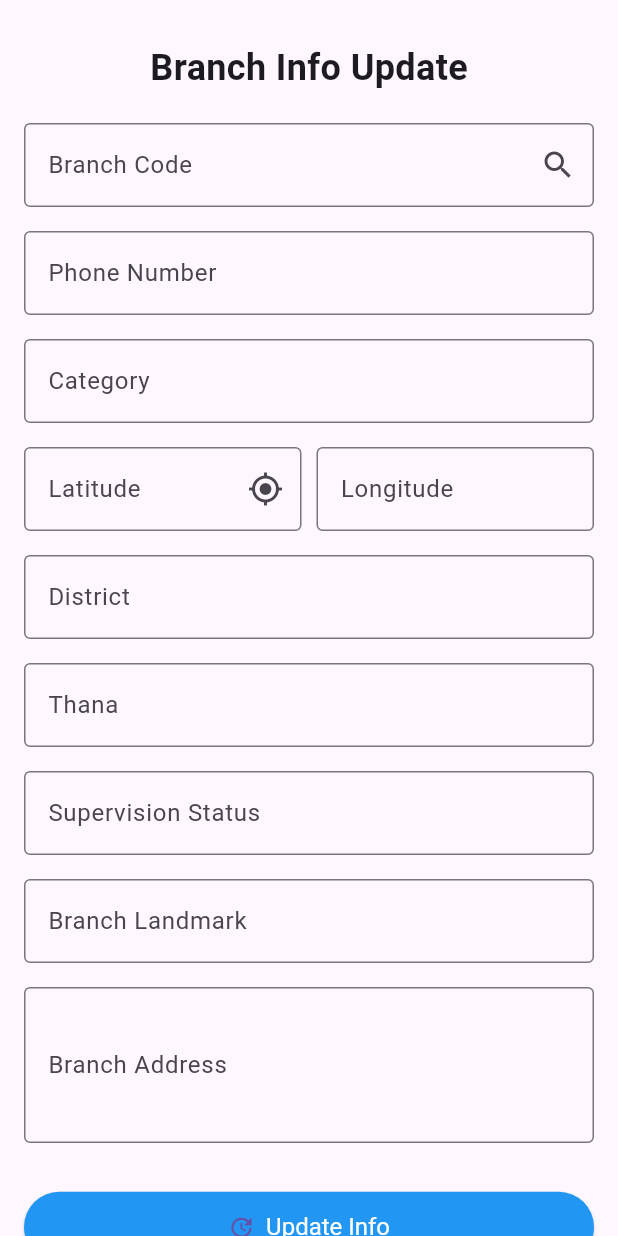
After one commit to SohanurKarim/shakti_app, a Flutter app: the BranchInfoForm screen opened directly, on a phone screen of 412 x 824 dp. The commit adds this screen. Run offline on Flutter 3.47's test engine with Material 3 defaults, Android fonts, the phone set to English and light mode, and no system bars; our stand-ins replace cloud_firestore, firebase_core, fl_chart, google_maps_flutter, location, share_plus and 1 more; missing offline and left inert: flutter_polyline_points, google_maps_cluster_manager_2; accounts and stored records are empty.

Commit message:
My-destination Location

```diff
--- a/lib/views/auth_screen/login_screen.dart
+++ b/lib/views/auth_screen/login_screen.dart
@@ -26,7 +26,7 @@ class _LoginScreenState extends State<LoginScreen> {
               Align(
                 alignment: Alignment.topLeft,
                 child: Text(
-                  'v4.0.6_Live',
+                  'v0.0.1_Live',
                   style: TextStyle(color: Colors.greenAccent, fontSize: 12),
                 ),
               ),
@@ -125,9 +125,9 @@ class _LoginScreenState extends State<LoginScreen> {
               ),
               Spacer(),
               Align(
-                alignment: Alignment.bottomLeft,
+                alignment: Alignment.bottomRight,
                 child: Text(
-                  'v4.0.6_Live',
+                  'v0.0.1_Live',
                   style: TextStyle(color: Colors.greenAccent, fontSize: 12),
                 ),
               ),
--- /dev/null
+++ b/lib/views/maps/location_update.dart
@@ -0,0 +1,151 @@
+import 'package:flutter/material.dart';
+
+class BranchInfoForm extends StatefulWidget {
+  @override
+  _BranchInfoFormState createState() => _BranchInfoFormState();
+}
+
+class _BranchInfoFormState extends State<BranchInfoForm> {
+  final _formKey = GlobalKey<FormState>();
+
+  final TextEditingController branchCodeController = TextEditingController();
+  final TextEditingController phoneNumberController = TextEditingController();
+  final TextEditingController categoryController = TextEditingController();
+  final TextEditingController latitudeController = TextEditingController();
+  final TextEditingController longitudeController = TextEditingController();
+  final TextEditingController districtController = TextEditingController();
+  final TextEditingController thanaController = TextEditingController();
+  final TextEditingController supervisionStatusController = TextEditingController();
+  final TextEditingController landmarkController = TextEditingController();
+  final TextEditingController addressController = TextEditingController();
+
+  @override
+  Widget build(BuildContext context) {
+    return Scaffold(
+      //appBar: AppBar(title: const Text('Branch Info Form')),
+      body: SingleChildScrollView(
+        padding: const EdgeInsets.all(16),
+        child: Form(
+          key: _formKey,
+          child: Column(
+            children: [
+              Padding(
+                padding: const EdgeInsets.all(12.0),
+                child: Text('Branch Info Update',
+                 style: TextStyle(
+                  fontWeight: FontWeight.w600,
+                   fontSize: 24,
+                   //backgroundColor: Colors.blue
+                 ),
+                ),
+              ),
+              _buildTextField(
+                label: 'Branch Code',
+                controller: branchCodeController,
+                suffixIcon: IconButton(
+                  icon: const Icon(Icons.search),
+                  onPressed: () {
+                    // Implement search
+                  },
+                ),
+              ),
+              _buildTextField(
+                label: 'Phone Number',
+                controller: phoneNumberController,
+                keyboardType: TextInputType.phone,
+              ),
+              _buildTextField(
+                label: 'Category',
+                controller: categoryController,
+              ),
+              Row(
+                children: [
+                  Expanded(
+                    child: _buildTextField(
+                      label: 'Latitude',
+                      controller: latitudeController,
+                      suffixIcon: IconButton(
+                        icon: const Icon(Icons.my_location),
+                        onPressed: () {
+                          // Implement location picker
+                        },
+                      ),
+                    ),
+                  ),
+                  const SizedBox(width: 10),
+                  Expanded(
+                    child: _buildTextField(
+                      label: 'Longitude',
+                      controller: longitudeController,
+                    ),
+                  ),
+                ],
+              ),
+              _buildTextField(label: 'District', controller: districtController),
+              _buildTextField(label: 'Thana', controller: thanaController),
+              _buildTextField(label: 'Supervision Status', controller: supervisionStatusController),
+              _buildTextField(label: 'Branch Landmark', controller: landmarkController),
+              _buildTextField(
+                label: 'Branch Address',
+                controller: addressController,
+                maxLines: 3,
+              ),
+              const SizedBox(height: 24),
+
+              /// 🔘 Full-width Elevated Button
+              SizedBox(
+                width: double.infinity,
+                child: ElevatedButton.icon(
+                  icon: const Icon(Icons.update),
+                  label: const Text('Update Info', style: TextStyle(color: Colors.white),),
+                  style: ElevatedButton.styleFrom(
+                    padding: const EdgeInsets.symmetric(vertical: 14),
+                    textStyle: const TextStyle(fontSize: 16),
+                    backgroundColor: Colors.blue
+                  ),
+                  onPressed: () {
+                    if (_formKey.currentState!.validate()) {
+                      ScaffoldMessenger.of(context).showSnackBar(
+                        const SnackBar(content: Text('Updating Info...')),
+                      );
+                    }
+                  },
+                ),
+              ),
+
+              const SizedBox(height: 20),
+              const Text(
+                'For any kind of assistance please contact with\n01847099601',
+                textAlign: TextAlign.center,
+                style: TextStyle(fontSize: 14, color: Colors.grey),
+              ),
+            ],
+          ),
+        ),
+      ),
+    );
+  }
+
+  Widget _buildTextField({
+    required String label,
+    required TextEditingController controller,
+    TextInputType keyboardType = TextInputType.text,
+    int maxLines = 1,
+    Widget? suffixIcon,
+  }) {
+    return Padding(
+      padding: const EdgeInsets.symmetric(vertical: 8),
+      child: TextFormField(
+        controller: controller,
+        keyboardType: keyboardType,
+        maxLines: maxLines,
+        decoration: InputDecoration(
+          labelText: label,
+          suffixIcon: suffixIcon,
+          border: const OutlineInputBorder(),
+        ),
+        validator: (value) => value == null || value.isEmpty ? 'Please enter $label' : null,
+      ),
+    );
+  }
+}
```
Also changed, not shown: flutter_launcher_icons.yaml (added, +34 -0 lines), lib/models/contact.dart (+6 -2 lines), lib/views/home_screen.dart (+13 -7 lines), lib/views/maps/map_tab.dart (added, +32 -0 lines), lib/views/maps/maps.dart (+8 -8 lines), lib/views/maps/use_location_path.dart (added, +240 -0 lines), lib/views/profile/edit_profile.dart (+5 -5 lines), lib/views/profile/profile_screen.dart (+32 -17 lines), lib/views/small_ui/contacts_details_page.dart (+16 -0 lines), lib/views/small_ui/contacts_screen.dart (+23 -9 lines), pubspec.yaml (+9 -0 lines), pubspec.lock, 1 other file.
